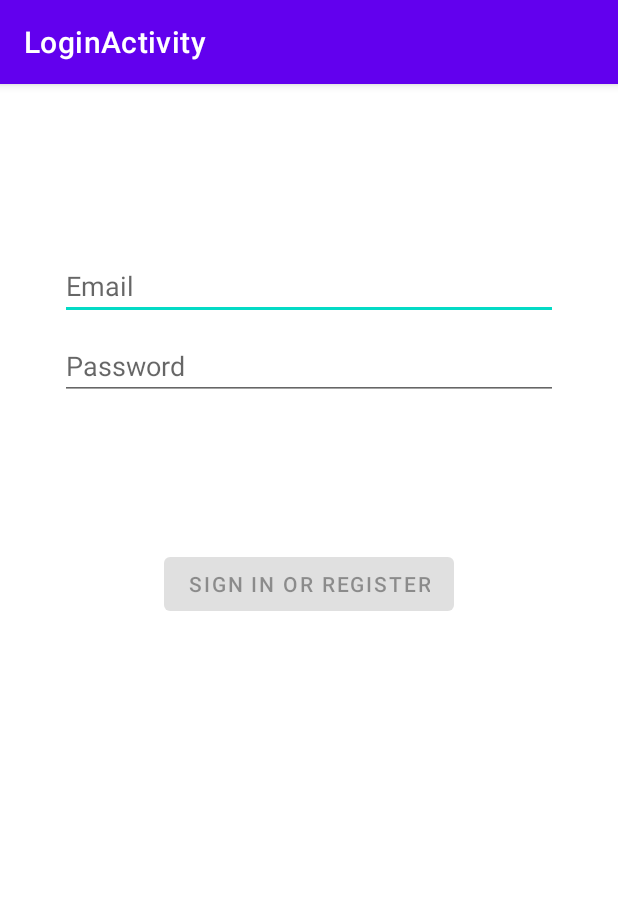
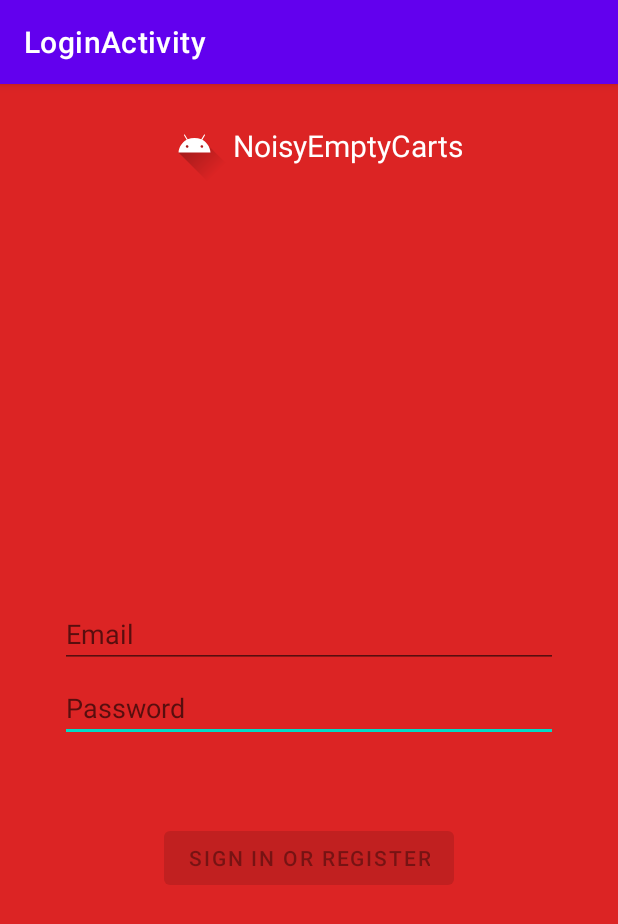
Before and after one commit to 2021-Defi-Hackathon-NEC/2021-Defi, an Android app: the LoginActivity screen opened directly, with no data from a screen before it, on a phone screen of 412 x 824 dp. Shown: the top 924 px of the screen. Run offline under Robolectric (Android 15) with nearby library versions, the phone set to English and light mode, and no system bars.

Commit message:
main login test

```diff
--- a/wallet_bottomnav2/app/src/main/res/layout/activity_login.xml
+++ b/wallet_bottomnav2/app/src/main/res/layout/activity_login.xml
@@ -5,6 +5,7 @@
     android:id="@+id/container"
     android:layout_width="match_parent"
     android:layout_height="match_parent"
+    android:background="@color/dracula_red"
     android:paddingLeft="@dimen/activity_horizontal_margin"
     android:paddingTop="@dimen/activity_vertical_margin"
     android:paddingRight="@dimen/activity_horizontal_margin"
@@ -12,25 +13,11 @@
     tools:context=".ui.login.LoginActivity">
 
     <EditText
-        android:id="@+id/username"
-        android:layout_width="0dp"
-        android:layout_height="wrap_content"
-        android:layout_marginStart="24dp"
-        android:layout_marginTop="96dp"
-        android:layout_marginEnd="24dp"
-        android:hint="@string/prompt_email"
-        android:inputType="textEmailAddress"
-        android:selectAllOnFocus="true"
-        app:layout_constraintEnd_toEndOf="parent"
-        app:layout_constraintStart_toStartOf="parent"
-        app:layout_constraintTop_toTopOf="parent" />
-
-    <EditText
         android:id="@+id/password"
         android:layout_width="0dp"
         android:layout_height="wrap_content"
         android:layout_marginStart="24dp"
-        android:layout_marginTop="8dp"
+        android:layout_marginTop="4dp"
         android:layout_marginEnd="24dp"
         android:hint="@string/prompt_password"
         android:imeActionLabel="@string/action_sign_in_short"
@@ -38,8 +25,24 @@
         android:inputType="textPassword"
         android:selectAllOnFocus="true"
         app:layout_constraintEnd_toEndOf="parent"
+        app:layout_constraintHorizontal_bias="0.875"
         app:layout_constraintStart_toStartOf="parent"
         app:layout_constraintTop_toBottomOf="@+id/username" />
+
+    <EditText
+        android:id="@+id/username"
+        android:layout_width="0dp"
+        android:layout_height="wrap_content"
+        android:layout_marginStart="24dp"
+        android:layout_marginTop="328dp"
+        android:layout_marginEnd="24dp"
+        android:hint="@string/prompt_email"
+        android:inputType="textEmailAddress"
+        android:selectAllOnFocus="true"
+        app:layout_constraintEnd_toEndOf="parent"
+        app:layout_constraintHorizontal_bias="0.875"
+        app:layout_constraintStart_toStartOf="parent"
+        app:layout_constraintTop_toTopOf="parent" />
 
     <Button
         android:id="@+id/login"
@@ -74,4 +77,31 @@
         app:layout_constraintTop_toTopOf="parent"
         app:layout_constraintVertical_bias="0.3" />
 
+    <LinearLayout
+        android:layout_width="wrap_content"
+        android:layout_height="wrap_content"
+        android:gravity="center"
+        android:orientation="horizontal"
+        app:layout_constraintEnd_toEndOf="parent"
+        app:layout_constraintStart_toStartOf="parent"
+        app:layout_constraintTop_toTopOf="parent">
+
+        <ImageView
+            android:id="@+id/imageView2"
+            android:layout_width="50dp"
+            android:layout_height="50dp"
+            android:layout_weight="1"
+            app:srcCompat="@drawable/ic_launcher_foreground" />
+
+        <TextView
+            android:id="@+id/company"
+            android:layout_width="wrap_content"
+            android:layout_height="wrap_content"
+            android:layout_weight="1"
+            android:gravity="center"
+            android:text="NoisyEmptyCarts"
+            android:textColor="@color/white"
+            android:textSize="20sp" />
+    </LinearLayout>
+
 </androidx.constraintlayout.widget.ConstraintLayout>
```
Also changed, not shown: 509 other files.
